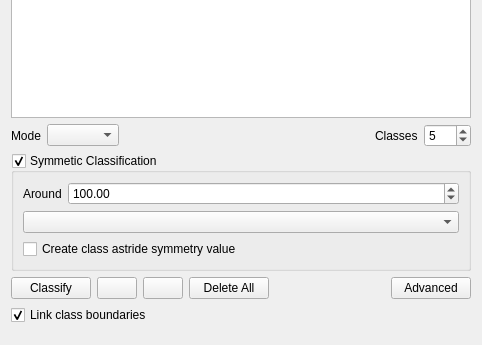
Above: src/ui/qgsgraduatedsymbolrendererv2widget.ui from qgis/QGIS before the change; both pictures show x 0 to 482 and y 273 to 618 of the 482 by 618 pixel window. Below: the same form after it.
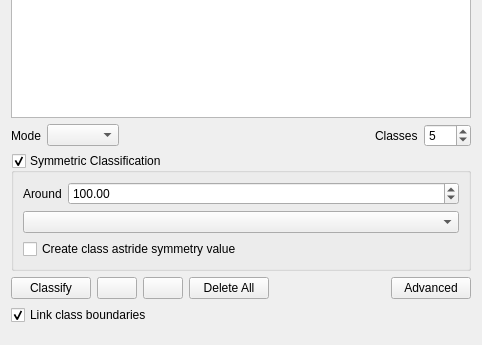
That is the form after the change. Icons and pictures are not drawn. Custom widgets are drawn as their Qt base class.

Patch:
```diff
--- a/src/ui/qgsgraduatedsymbolrendererv2widget.ui
+++ b/src/ui/qgsgraduatedsymbolrendererv2widget.ui
@@ -365,7 +365,7 @@
        <item>
         <widget class="QgsCollapsibleGroupBoxBasic" name="mGroupBoxSymmetric">
          <property name="title">
-          <string>Symmetic Classification</string>
+          <string>Symmetric Classification</string>
          </property>
          <property name="checkable">
           <bool>true</bool>
```
